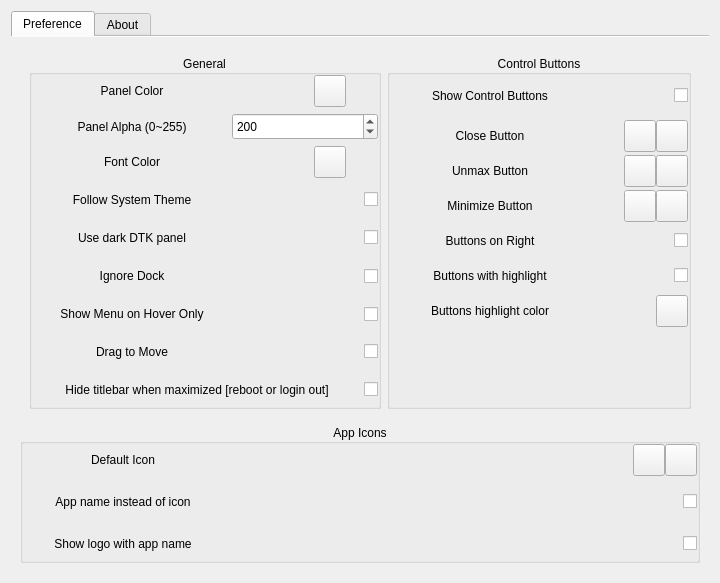
This is widgets/mainsettingwidget.ui in GXDE-OS/gxde-top-panel as Qt 5 draws it before an edit. The edited form follows.
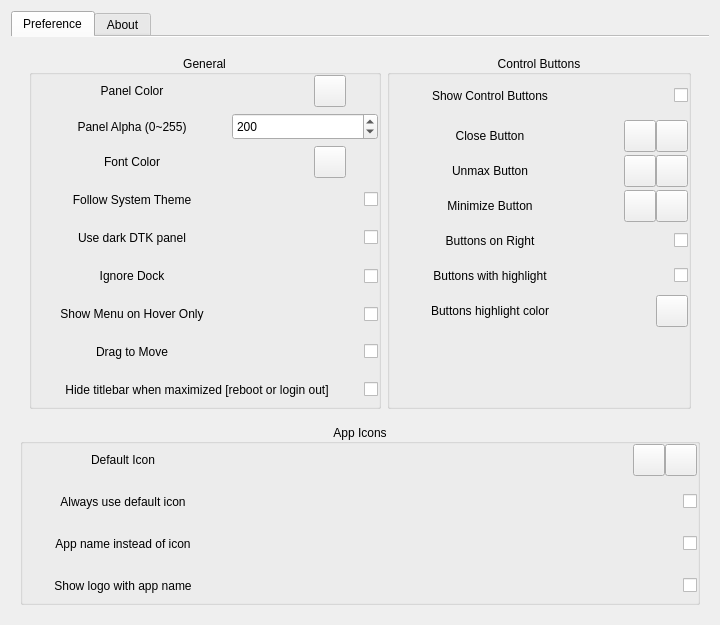
This is the edited form. Icons and pictures are not drawn.

Commit message: feat: Always use default icon

```diff
--- a/widgets/mainsettingwidget.ui
+++ b/widgets/mainsettingwidget.ui
@@ -1612,6 +1612,69 @@
             </layout>
            </widget>
           </item>
+          <item>
+           <widget class="QWidget" name="alwaysUseDefaultIconWidget" native="true">
+            <layout class="QHBoxLayout" name="alwaysUseDefaultIconLayout">
+             <property name="spacing">
+              <number>0</number>
+             </property>
+             <property name="leftMargin">
+              <number>0</number>
+             </property>
+             <property name="topMargin">
+              <number>0</number>
+             </property>
+             <property name="rightMargin">
+              <number>0</number>
+             </property>
+             <property name="bottomMargin">
+              <number>0</number>
+             </property>
+             <item>
+              <widget class="QLabel" name="alwaysUseDefaultIconLabel">
+               <property name="minimumSize">
+                <size>
+                 <width>200</width>
+                 <height>32</height>
+                </size>
+               </property>
+               <property name="maximumSize">
+                <size>
+                 <width>200</width>
+                 <height>16777215</height>
+                </size>
+               </property>
+               <property name="text">
+                <string>Always use default icon</string>
+               </property>
+               <property name="alignment">
+                <set>Qt::AlignCenter</set>
+               </property>
+              </widget>
+             </item>
+             <item>
+              <spacer name="alwaysUseDefaultIconSpacer">
+               <property name="orientation">
+                <enum>Qt::Horizontal</enum>
+               </property>
+               <property name="sizeHint" stdset="0">
+                <size>
+                 <width>40</width>
+                 <height>20</height>
+                </size>
+               </property>
+              </spacer>
+             </item>
+             <item>
+              <widget class="QCheckBox" name="alwaysUseDefaultIconCheckBox">
+               <property name="text">
+                <string/>
+               </property>
+              </widget>
+             </item>
+            </layout>
+           </widget>
+          </item>
           <item>
            <widget class="QWidget" name="widget_10" native="true">
             <layout class="QHBoxLayout" name="horizontalLayout_11">
```
The commit also changes 6 other files.
